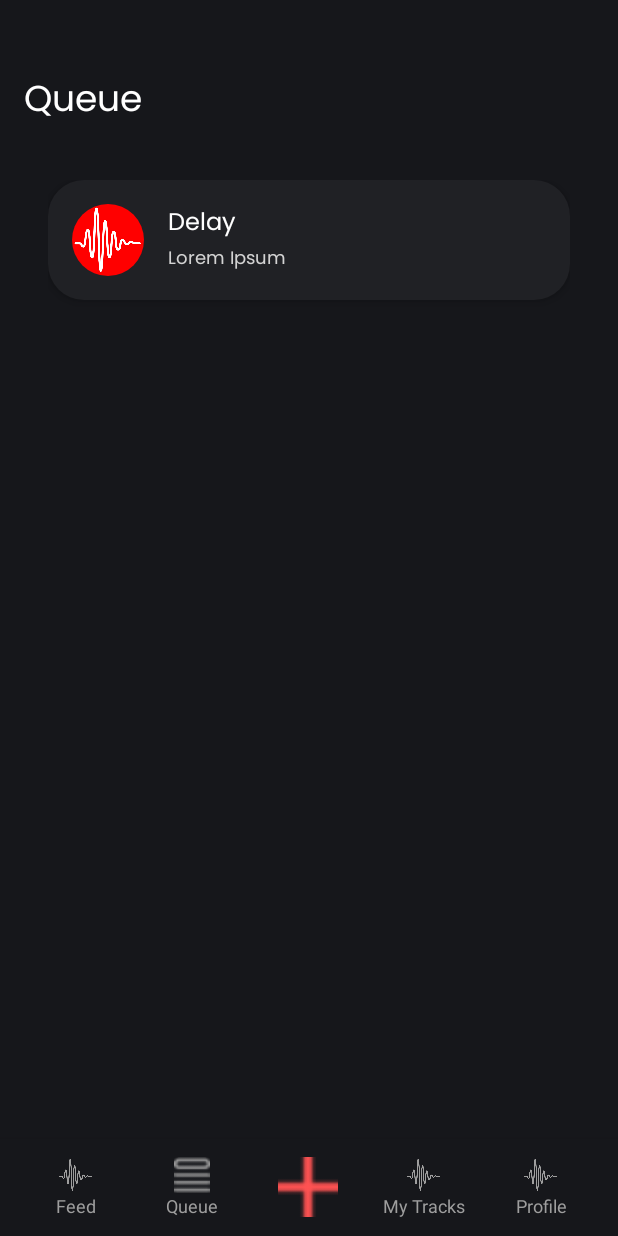
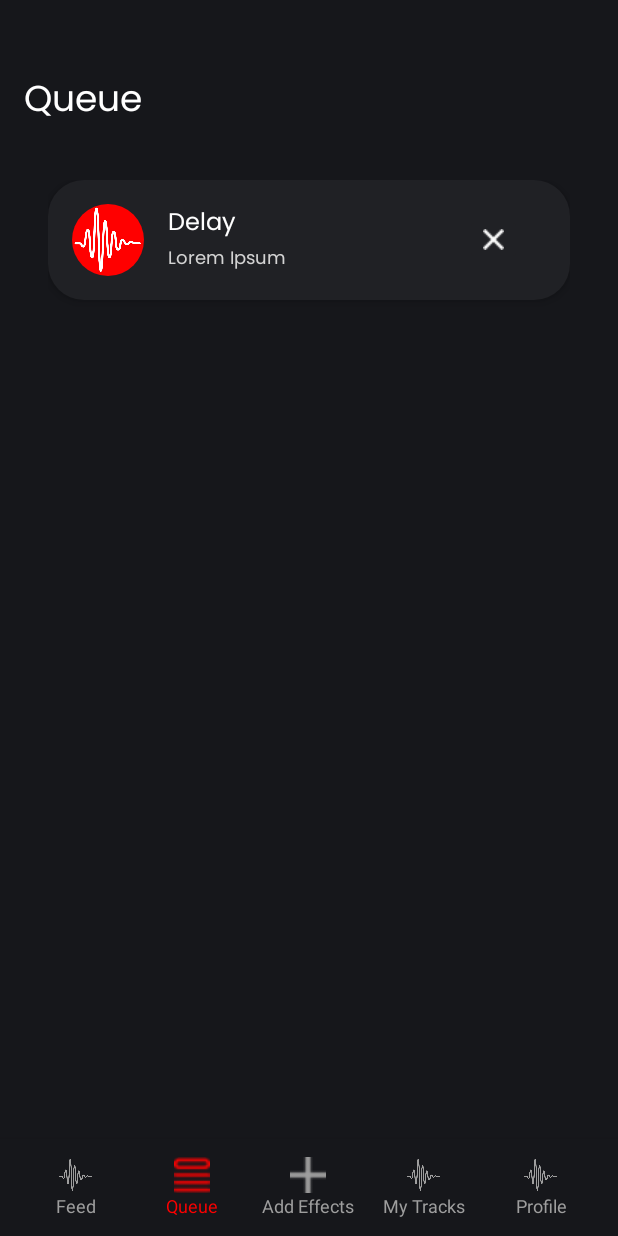
Before and after one commit to LynxDCat/AmpedApp, an Android app: the QueueActivity screen opened directly, with no data from a screen before it, on a phone screen of 412 x 824 dp. Run offline under Robolectric (Android 15) with nearby library versions, the phone set to English and light mode, and no system bars.

Commit message:
- Navigation bar - Queue remove

```diff
--- a/app/src/main/java/com/example/ampedapp/EffectManager.java
+++ b/app/src/main/java/com/example/ampedapp/EffectManager.java
@@ -21,4 +21,8 @@ public class EffectManager {
     public ArrayList<String> getSelectedEffects() {
         return selectedEffects;
     }
+
+    public void setSelectedEffects(ArrayList<String> effects) {
+        this.selectedEffects = effects;
+    }
 }
--- a/app/src/main/java/com/example/ampedapp/QueueActivity.java
+++ b/app/src/main/java/com/example/ampedapp/QueueActivity.java
@@ -5,18 +5,18 @@ import android.graphics.Color;
 import android.os.Bundle;
 import android.view.View;
 import android.view.Window;
+import android.widget.ImageButton;
+import android.widget.ImageView;
 import android.widget.LinearLayout;
 import android.widget.TextView;
 
 import androidx.activity.EdgeToEdge;
-import androidx.annotation.Nullable;
 import androidx.appcompat.app.AppCompatActivity;
-
 import java.util.ArrayList;
 
 public class QueueActivity extends AppCompatActivity {
 
-    private ArrayList<String> selectedEffects = new ArrayList<>();
+    private final ArrayList<String> selectedEffects = new ArrayList<>();
 
     @Override
     protected void onCreate(Bundle savedInstanceState) {
@@ -25,14 +25,93 @@ public class QueueActivity extends AppCompatActivity {
         setContentView(R.layout.queue_page);
 
         LinearLayout navAdd, navQueue;
+        ImageButton btnRemoveDelay, btnRemoveReverb, btnRemoveCleantone, btnRemoveDistortion, btnRemoveOverdrive;
+        ImageView addIcon, queueIcon;
+        TextView addIconText, queueIconText;
 
         // NAVIGATION BAR
         // Navigation Items
         navAdd = findViewById(R.id.nav_add);
         navQueue = findViewById(R.id.nav_queue);
+        addIcon = findViewById(R.id.add_icon);
+        queueIcon = findViewById(R.id.queue_icon);
+        addIconText = findViewById(R.id.add_icon_text);
+        queueIconText = findViewById(R.id.queue_icon_text);
+        btnRemoveDelay = findViewById(R.id.remove_icon_delay);
+        btnRemoveReverb = findViewById(R.id.remove_icon_reverb);
+        btnRemoveCleantone = findViewById(R.id.remove_icon_cleantone);
+        btnRemoveDistortion = findViewById(R.id.remove_icon_distortion);
+        btnRemoveOverdrive = findViewById(R.id.remove_icon_overdrive);
+
+        // Apply tint color to all icons permanently
+        int grayColor = Color.parseColor("#9E9E9E");
+
+        // Setting color for navbar ImageView
+        addIcon.setColorFilter(grayColor);
+        queueIcon.setColorFilter(Color.parseColor("#FF0000"));
+
+        // Setting color for navbar TextView
+        addIconText.setTextColor(grayColor);
+        queueIconText.setTextColor(Color.parseColor("#FF0000"));
+
         // Set click listeners
-        navAdd.setOnClickListener(v -> openActivity(LandingPageActivity.class));
-        navQueue.setOnClickListener(v -> openActivity(QueueActivity.class));
+        navAdd.setOnClickListener(v -> {
+            openActivity(LandingPageActivity.class);
+        });
+        navQueue.setOnClickListener(v -> {
+            openActivity(QueueActivity.class);
+        });
+
+        btnRemoveDelay.setOnClickListener(v -> {
+            ArrayList<String> selectedEffects = EffectManager.getInstance().getSelectedEffects();
+
+            if (selectedEffects.contains("Delay")) {
+                selectedEffects.remove("Delay");
+                EffectManager.getInstance().setSelectedEffects(selectedEffects);
+                findViewById(R.id.button_delay).setVisibility(View.GONE);
+            }
+        });
+
+        btnRemoveReverb.setOnClickListener(v -> {
+            ArrayList<String> selectedEffects = EffectManager.getInstance().getSelectedEffects();
+
+            if (selectedEffects.contains("Reverb")) {
+                selectedEffects.remove("Reverb");
+                EffectManager.getInstance().setSelectedEffects(selectedEffects);
+                findViewById(R.id.button_reverb).setVisibility(View.GONE);
+            }
+        });
+
+        btnRemoveCleantone.setOnClickListener(v -> {
+            ArrayList<String> selectedEffects = EffectManager.getInstance().getSelectedEffects();
+
+            if (selectedEffects.contains("Cleantone")) {
+                selectedEffects.remove("Cleantone");
+                EffectManager.getInstance().setSelectedEffects(selectedEffects);
+                findViewById(R.id.button_cleantone).setVisibility(View.GONE);
+            }
+        });
+
+        btnRemoveDistortion.setOnClickListener(v -> {
+            ArrayList<String> selectedEffects = EffectManager.getInstance().getSelectedEffects();
+
+            if (selectedEffects.contains("Distortion")) {
+                selectedEffects.remove("Distortion");
+                EffectManager.getInstance().setSelectedEffects(selectedEffects);
+                findViewById(R.id.button_distortion).setVisibility(View.GONE);
+            }
+        });
+
+        btnRemoveOverdrive.setOnClickListener(v -> {
+            ArrayList<String> selectedEffects = EffectManager.getInstance().getSelectedEffects();
+
+            if (selectedEffects.contains("Overdrive")) {
+                selectedEffects.remove("Overdrive");
+                EffectManager.getInstance().setSelectedEffects(selectedEffects);
+                findViewById(R.id.button_overdrive).setVisibility(View.GONE);
+            }
+        });
+
 
         // Change status bar color
         Window window = getWindow();
--- a/app/src/main/res/layout/bottom_navbar.xml
+++ b/app/src/main/res/layout/bottom_navbar.xml
@@ -1,5 +1,6 @@
 <LinearLayout xmlns:android="http://schemas.android.com/apk/res/android"
     xmlns:app="http://schemas.android.com/apk/res-auto"
+    xmlns:tools="http://schemas.android.com/tools"
     android:layout_width="match_parent"
     android:layout_height="wrap_content"
     android:orientation="horizontal"
@@ -21,7 +22,7 @@
             android:layout_width="24dp"
             android:layout_height="24dp"
             android:src="@raw/music"
-            android:tint="#9E9E9E" />
+            app:tint="#9E9E9E" />
 
         <TextView
             android:layout_width="wrap_content"
@@ -42,12 +43,14 @@
         android:focusable="true">
 
         <ImageView
+            android:id="@+id/queue_icon"
             android:layout_width="24dp"
             android:layout_height="24dp"
             android:src="@raw/queue_icon"
-            android:tint="#9E9E9E" />
+            app:tint="#9E9E9E" />
 
         <TextView
+            android:id="@+id/queue_icon_text"
             android:layout_width="wrap_content"
             android:layout_height="wrap_content"
             android:text="Queue"
@@ -66,10 +69,19 @@
         android:focusable="true">
 
         <ImageView
-            android:layout_width="40dp"
-            android:layout_height="40dp"
+            android:id="@+id/add_icon"
+            android:layout_width="24dp"
+            android:layout_height="24dp"
             android:src="@raw/add_icon"
-            android:tint="#FF5252" />
+            app:tint="#FF0000" />
+
+        <TextView
+            android:id="@+id/add_icon_text"
+            android:layout_width="wrap_content"
+            android:layout_height="wrap_content"
+            android:text="Add Effects"
+            android:textColor="#9E9E9E"
+            android:textSize="12sp" />
     </LinearLayout>
 
     <LinearLayout
@@ -80,13 +92,14 @@
         android:gravity="center"
         android:orientation="vertical"
         android:clickable="true"
-        android:focusable="true">
+        android:focusable="true"
+        app:tint="#9E9E9E">
 
         <ImageView
             android:layout_width="24dp"
             android:layout_height="24dp"
             android:src="@raw/music"
-            android:tint="#9E9E9E" />
+            app:tint="#9E9E9E"/>
 
         <TextView
             android:layout_width="wrap_content"
@@ -104,13 +117,15 @@
         android:gravity="center"
         android:orientation="vertical"
         android:clickable="true"
-        android:focusable="true">
+        android:focusable="true"
+        app:tint="#9E9E9E">
 
         <ImageView
             android:layout_width="24dp"
             android:layout_height="24dp"
             android:src="@raw/music"
-            android:tint="#9E9E9E" />
+            android:tint="#9E9E9E"
+            tools:ignore="UseAppTint" />
 
         <TextView
             android:layout_width="wrap_content"
--- /dev/null
+++ b/app/src/main/res/layout/custom_button_delay_queue.xml
@@ -0,0 +1,89 @@
+<LinearLayout
+    xmlns:android="http://schemas.android.com/apk/res/android"
+    xmlns:app="http://schemas.android.com/apk/res-auto"
+    android:layout_width="match_parent"
+    android:layout_height="wrap_content"
+    android:orientation="horizontal"
+    android:background="@drawable/rounded_button"
+    android:padding="16dp"
+    android:layout_marginBottom="12dp"
+    android:elevation="4dp"
+    android:gravity="center_vertical"
+    android:clickable="true"
+    android:focusable="true"
+    android:foreground="?attr/selectableItemBackground">
+
+    <!-- Icon Image -->
+    <FrameLayout
+        android:layout_width="48dp"
+        android:layout_height="48dp">
+
+        <!-- Red Circle Background -->
+        <View
+            android:layout_width="match_parent"
+            android:layout_height="match_parent"
+            android:background="@drawable/red_circle" />
+
+        <!-- Icon on Top -->
+        <ImageView
+            android:id="@+id/icon"
+            android:layout_width="48dp"
+            android:layout_height="48dp"
+            android:layout_gravity="center"
+            android:scaleType="centerInside"
+            android:src="@raw/music"
+            app:tint="@color/white" />
+    </FrameLayout>
+
+    <!-- Text Container -->
+    <LinearLayout
+        android:layout_width="0dp"
+        android:layout_height="wrap_content"
+        android:orientation="vertical"
+        android:layout_marginStart="16dp"
+        android:layout_weight="1">
+
+        <!-- Title Text -->
+        <TextView
+            android:id="@+id/title"
+            android:layout_width="wrap_content"
+            android:layout_height="wrap_content"
+            android:text="Delay"
+            android:textSize="16sp"
+            android:textColor="@color/white"
+            android:fontFamily="@font/poppins_regular" />
+
+        <!-- Subtitle Text -->
+        <TextView
+            android:id="@+id/subtitle"
+            android:layout_width="wrap_content"
+            android:layout_height="wrap_content"
+            android:text="Lorem Ipsum"
+            android:textSize="12sp"
+            android:textColor="#D3D3D3"
+            android:fontFamily="@font/poppins_regular" />
+
+    </LinearLayout>
+
+    <!-- Remove Button -->
+    <FrameLayout
+        android:id="@+id/btn_remove"
+        android:layout_width="wrap_content"
+        android:layout_height="wrap_content"
+        android:layout_gravity="end|center_vertical"
+        android:layout_marginEnd="16dp">
+
+        <!-- Remove Icon -->
+        <ImageButton
+            android:id="@+id/remove_icon_delay"
+            android:layout_width="wrap_content"
+            android:layout_height="wrap_content"
+            android:src="@raw/remove_icon"
+            android:scaleType="centerInside"
+            android:layout_gravity="center"
+            app:tint="@color/white"
+            android:backgroundTint="#202125"
+            android:contentDescription="Remove Button"/>
+    </FrameLayout>
+
+</LinearLayout>
--- a/app/src/main/res/layout/queue_page.xml
+++ b/app/src/main/res/layout/queue_page.xml
@@ -13,7 +13,7 @@
         android:fontFamily="@font/poppins_regular"
         android:text="Queue"
         android:textColor="@color/white"
-        android:textSize="24dp"
+        android:textSize="24sp"
         app:layout_constraintStart_toStartOf="parent"
         app:layout_constraintTop_toTopOf="parent"
         android:layout_marginTop="48dp"
@@ -25,7 +25,8 @@
         android:layout_height="0dp"
         android:layout_marginTop="16dp"
         app:layout_constraintTop_toBottomOf="@id/Profile"
-        app:layout_constraintBottom_toBottomOf="parent">
+        app:layout_constraintBottom_toBottomOf="parent"
+        android:contentDescription="In Queue">
 
         <LinearLayout
             android:layout_width="match_parent"
@@ -38,27 +39,27 @@
 
             <include
                 android:id="@+id/button_delay"
-                layout="@layout/custom_button_delay"
+                layout="@layout/custom_button_delay_queue"
                 android:visibility="gone"/>
 
             <include
                 android:id="@+id/button_reverb"
-                layout="@layout/custom_button_reverb"
+                layout="@layout/custom_button_reverb_queue"
                 android:visibility="gone"/>
 
             <include
                 android:id="@+id/button_cleantone"
-                layout="@layout/custom_button_cleantone"
+                layout="@layout/custom_button_cleantone_queue"
                 android:visibility="gone"/>
 
             <include
                 android:id="@+id/button_distortion"
-                layout="@layout/custom_button_distortion"
+                layout="@layout/custom_button_distortion_queue"
                 android:visibility="gone"/>
 
             <include
                 android:id="@+id/button_overdrive"
-                layout="@layout/custom_button_overdrive"
+                layout="@layout/custom_button_overdrive_queue"
                 android:visibility="gone"/>
 
         </LinearLayout>
```
Also changed, not shown: app/src/main/java/com/example/ampedapp/LandingPageActivity.java (+29 -8 lines), app/src/main/res/layout/custom_button_cleantone_queue.xml (added, +90 -0 lines), app/src/main/res/layout/custom_button_distortion_queue.xml (added, +90 -0 lines), app/src/main/res/layout/custom_button_overdrive_queue.xml (added, +92 -0 lines), app/src/main/res/layout/custom_button_reverb_queue.xml (added, +90 -0 lines), app/src/main/res/layout/landing_page.xml (+6 -6 lines), app/src/main/res/raw/remove_icon.png (added).
